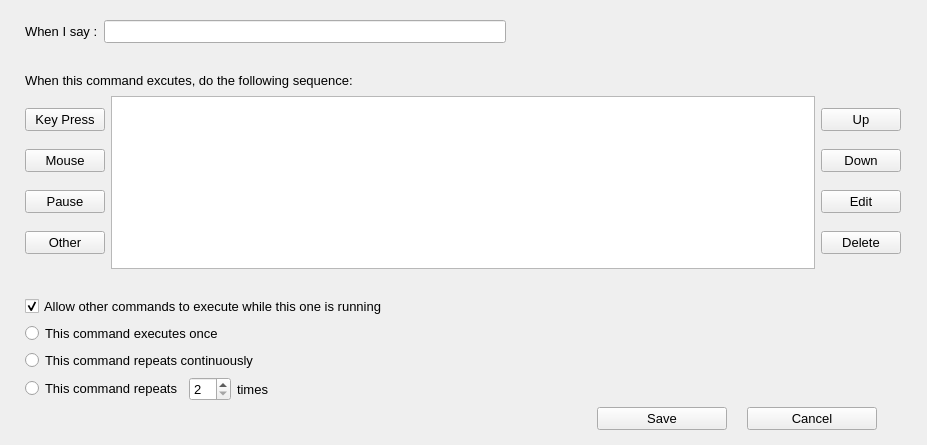
Qt form src/commandeditwnd.ui (stele95/LinVAM) before a commit.
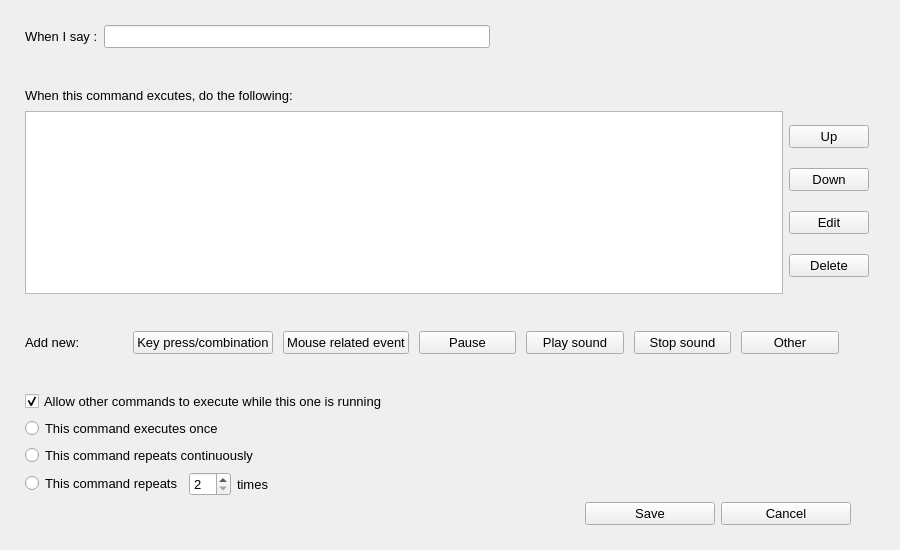
The same form after that commit.

The edit to the form file:
```diff
--- a/src/commandeditwnd.ui
+++ b/src/commandeditwnd.ui
@@ -6,8 +6,8 @@
    <rect>
     <x>0</x>
     <y>0</y>
-    <width>927</width>
-    <height>445</height>
+    <width>900</width>
+    <height>550</height>
    </rect>
   </property>
   <property name="font">
@@ -18,97 +18,23 @@
   <property name="windowTitle">
    <string>Command Edit Dialog</string>
   </property>
+  <property name="sizeGripEnabled">
+   <bool>false</bool>
+  </property>
   <layout class="QGridLayout" name="gridLayout">
    <property name="leftMargin">
     <number>25</number>
    </property>
    <property name="topMargin">
-    <number>20</number>
+    <number>25</number>
    </property>
    <property name="rightMargin">
-    <number>20</number>
+    <number>25</number>
    </property>
    <property name="bottomMargin">
-    <number>15</number>
+    <number>25</number>
    </property>
-   <item row="4" column="0" colspan="2">
-    <spacer name="verticalSpacer_2">
-     <property name="orientation">
-      <enum>Qt::Vertical</enum>
-     </property>
-     <property name="sizeHint" stdset="0">
-      <size>
-       <width>20</width>
-       <height>40</height>
-      </size>
-     </property>
-    </spacer>
-   </item>
-   <item row="2" column="0" colspan="2">
-    <layout class="QHBoxLayout" name="horizontalLayout_6">
-     <item>
-      <widget class="QLabel" name="label_2">
-       <property name="text">
-        <string>When this command excutes, do the following sequence:</string>
-       </property>
-      </widget>
-     </item>
-     <item>
-      <spacer name="horizontalSpacer_2">
-       <property name="orientation">
-        <enum>Qt::Horizontal</enum>
-       </property>
-       <property name="sizeHint" stdset="0">
-        <size>
-         <width>40</width>
-         <height>20</height>
-        </size>
-       </property>
-      </spacer>
-     </item>
-    </layout>
-   </item>
-   <item row="1" column="0">
-    <spacer name="verticalSpacer">
-     <property name="orientation">
-      <enum>Qt::Vertical</enum>
-     </property>
-     <property name="sizeHint" stdset="0">
-      <size>
-       <width>20</width>
-       <height>40</height>
-      </size>
-     </property>
-    </spacer>
-   </item>
-   <item row="0" column="0" colspan="8">
-    <layout class="QHBoxLayout" name="horizontalLayout">
-     <item>
-      <widget class="QLabel" name="label">
-       <property name="text">
-        <string>When I say :</string>
-       </property>
-      </widget>
-     </item>
-     <item>
-      <widget class="QLineEdit" name="say"/>
-     </item>
-     <item>
-      <spacer name="horizontalSpacer">
-       <property name="orientation">
-        <enum>Qt::Horizontal</enum>
-       </property>
-       <property name="sizeHint" stdset="0">
-        <size>
-         <width>40</width>
-         <height>20</height>
-        </size>
-       </property>
-      </spacer>
-     </item>
-    </layout>
-   </item>
-   <item row="6" column="0">
+   <item row="9" column="0">
     <layout class="QHBoxLayout" name="horizontalLayout_9">
      <item>
       <widget class="QRadioButton" name="oneExe">
@@ -135,120 +61,8 @@
      </item>
     </layout>
    </item>
-   <item row="7" column="0">
-    <layout class="QHBoxLayout" name="horizontalLayout_10">
-     <item>
-      <widget class="QRadioButton" name="continueExe">
-       <property name="text">
-        <string>This command repeats continuously</string>
-       </property>
-       <property name="autoExclusive">
-        <bool>true</bool>
-       </property>
-      </widget>
-     </item>
-     <item>
-      <spacer name="horizontalSpacer_5">
-       <property name="orientation">
-        <enum>Qt::Horizontal</enum>
-       </property>
-       <property name="sizeHint" stdset="0">
-        <size>
-         <width>40</width>
-         <height>20</height>
-        </size>
-       </property>
-      </spacer>
-     </item>
-    </layout>
-   </item>
-   <item row="8" column="0">
-    <layout class="QHBoxLayout" name="horizontalLayout_11">
-     <item>
-      <widget class="QRadioButton" name="repeatExe">
-       <property name="text">
-        <string>This command repeats</string>
-       </property>
-       <property name="autoExclusive">
-        <bool>true</bool>
-       </property>
-      </widget>
-     </item>
-     <item>
-      <widget class="QSpinBox" name="repeatCnt">
-       <property name="minimum">
-        <number>2</number>
-       </property>
-      </widget>
-     </item>
-     <item>
-      <widget class="QLabel" name="label_3">
-       <property name="text">
-        <string>times</string>
-       </property>
-      </widget>
-     </item>
-     <item>
-      <spacer name="horizontalSpacer_6">
-       <property name="orientation">
-        <enum>Qt::Horizontal</enum>
-       </property>
-       <property name="sizeHint" stdset="0">
-        <size>
-         <width>40</width>
-         <height>20</height>
-        </size>
-       </property>
-      </spacer>
-     </item>
-    </layout>
-   </item>
    <item row="3" column="0" colspan="7">
     <layout class="QHBoxLayout" name="horizontalLayout_7">
-     <item>
-      <layout class="QVBoxLayout" name="verticalLayout_5">
-       <item>
-        <widget class="QPushButton" name="keyBut">
-         <property name="text">
-          <string>Key Press</string>
-         </property>
-         <property name="autoDefault">
-          <bool>false</bool>
-         </property>
-        </widget>
-       </item>
-       <item>
-        <widget class="QPushButton" name="mouseBut">
-         <property name="text">
-          <string>Mouse</string>
-         </property>
-         <property name="autoDefault">
-          <bool>false</bool>
-         </property>
-        </widget>
-       </item>
-       <item>
-        <widget class="QPushButton" name="pauseBut">
-         <property name="text">
-          <string>Pause</string>
-         </property>
-         <property name="autoDefault">
-          <bool>false</bool>
-         </property>
-        </widget>
-       </item>
-       <item>
-        <widget class="QPushButton" name="otherBut">
-         <property name="text">
-          <string>Other</string>
-         </property>
-         <property name="autoDefault">
-          <bool>false</bool>
-         </property>
-        </widget>
-       </item>
-      </layout>
-     </item>
      <item>
       <widget class="QListWidget" name="actionsListWidget">
        <property name="font">
@@ -304,7 +118,85 @@
      </item>
     </layout>
    </item>
-   <item row="5" column="0" colspan="3">
+   <item row="2" column="0" colspan="2">
+    <layout class="QHBoxLayout" name="horizontalLayout_6">
+     <item>
+      <widget class="QLabel" name="label_2">
+       <property name="text">
+        <string>When this command excutes, do the following:</string>
+       </property>
+      </widget>
+     </item>
+     <item>
+      <spacer name="horizontalSpacer_2">
+       <property name="orientation">
+        <enum>Qt::Horizontal</enum>
+       </property>
+       <property name="sizeHint" stdset="0">
+        <size>
+         <width>40</width>
+         <height>20</height>
+        </size>
+       </property>
+      </spacer>
+     </item>
+    </layout>
+   </item>
+   <item row="11" column="0">
+    <layout class="QHBoxLayout" name="horizontalLayout_11">
+     <item>
+      <widget class="QRadioButton" name="repeatExe">
+       <property name="text">
+        <string>This command repeats</string>
+       </property>
+       <property name="autoExclusive">
+        <bool>true</bool>
+       </property>
+      </widget>
+     </item>
+     <item>
+      <widget class="QSpinBox" name="repeatCnt">
+       <property name="minimum">
+        <number>2</number>
+       </property>
+      </widget>
+     </item>
+     <item>
+      <widget class="QLabel" name="label_3">
+       <property name="text">
+        <string>times</string>
+       </property>
+      </widget>
+     </item>
+     <item>
+      <spacer name="horizontalSpacer_6">
+       <property name="orientation">
+        <enum>Qt::Horizontal</enum>
+       </property>
+       <property name="sizeHint" stdset="0">
+        <size>
+         <width>40</width>
+         <height>20</height>
+        </size>
+       </property>
+      </spacer>
+     </item>
+    </layout>
+   </item>
+   <item row="1" column="0">
+    <spacer name="verticalSpacer">
+     <property name="orientation">
+      <enum>Qt::Vertical</enum>
+     </property>
+     <property name="sizeHint" stdset="0">
+      <size>
+       <width>20</width>
+       <height>40</height>
+      </size>
+     </property>
+    </spacer>
+   </item>
+   <item row="8" column="0" colspan="3">
     <layout class="QHBoxLayout" name="horizontalLayout_8">
      <item>
       <widget class="QCheckBox" name="asyncChk">
@@ -331,11 +223,149 @@
      </item>
     </layout>
    </item>
-   <item row="12" column="0" colspan="3">
-    <layout class="QHBoxLayout" name="horizontalLayout_12">
+   <item row="7" column="0">
+    <spacer name="verticalSpacer_3">
+     <property name="orientation">
+      <enum>Qt::Vertical</enum>
+     </property>
+     <property name="sizeHint" stdset="0">
+      <size>
+       <width>20</width>
+       <height>40</height>
+      </size>
+     </property>
+    </spacer>
+   </item>
+   <item row="6" column="0" colspan="2">
+    <layout class="QHBoxLayout" name="horizontalLayout_2">
      <property name="spacing">
-      <number>20</number>
+      <number>10</number>
      </property>
+     <item>
+      <widget class="QLabel" name="label_4">
+       <property name="text">
+        <string>Add new:</string>
+       </property>
+      </widget>
+     </item>
+     <item>
+      <widget class="QPushButton" name="keyBtn">
+       <property name="text">
+        <string>Key press/combination</string>
+       </property>
+       <property name="autoDefault">
+        <bool>false</bool>
+       </property>
+      </widget>
+     </item>
+     <item>
+      <widget class="QPushButton" name="mouseBtn">
+       <property name="text">
+        <string>Mouse related event</string>
+       </property>
+       <property name="autoDefault">
+        <bool>false</bool>
+       </property>
+      </widget>
+     </item>
+     <item>
+      <widget class="QPushButton" name="pauseBtn">
+       <property name="text">
+        <string>Pause</string>
+       </property>
+       <property name="autoDefault">
+        <bool>false</bool>
+       </property>
+      </widget>
+     </item>
+     <item>
+      <widget class="QPushButton" name="playSoundBtn">
+       <property name="text">
+        <string>Play sound</string>
+       </property>
+       <property name="autoDefault">
+        <bool>false</bool>
+       </property>
+      </widget>
+     </item>
+     <item>
+      <widget class="QPushButton" name="stopSoundBtn">
+       <property name="text">
+        <string>Stop sound</string>
+       </property>
+       <property name="autoDefault">
+        <bool>false</bool>
+       </property>
+      </widget>
+     </item>
+     <item>
+      <widget class="QPushButton" name="otherBtn">
+       <property name="text">
+        <string>Other</string>
+       </property>
+       <property name="autoDefault">
+        <bool>false</bool>
+       </property>
+      </widget>
+     </item>
+    </layout>
+   </item>
+   <item row="0" column="0" colspan="8">
+    <layout class="QHBoxLayout" name="horizontalLayout" stretch="0,0,0">
+     <item>
+      <widget class="QLabel" name="label">
+       <property name="text">
+        <string>When I say :</string>
+       </property>
+      </widget>
+     </item>
+     <item>
+      <widget class="QLineEdit" name="say"/>
+     </item>
+     <item>
+      <spacer name="horizontalSpacer">
+       <property name="orientation">
+        <enum>Qt::Horizontal</enum>
+       </property>
+       <property name="sizeHint" stdset="0">
+        <size>
+         <width>40</width>
+         <height>20</height>
+        </size>
+       </property>
+      </spacer>
+     </item>
+    </layout>
+   </item>
+   <item row="10" column="0">
+    <layout class="QHBoxLayout" name="horizontalLayout_10" stretch="0,0">
+     <item>
+      <widget class="QRadioButton" name="continueExe">
+       <property name="text">
+        <string>This command repeats continuously</string>
+       </property>
+       <property name="autoExclusive">
+        <bool>true</bool>
+       </property>
+      </widget>
+     </item>
+     <item>
+      <spacer name="horizontalSpacer_5">
+       <property name="orientation">
+        <enum>Qt::Horizontal</enum>
+       </property>
+       <property name="sizeHint" stdset="0">
+        <size>
+         <width>40</width>
+         <height>20</height>
+        </size>
+       </property>
+      </spacer>
+     </item>
+    </layout>
+   </item>
+   <item row="15" column="0" colspan="4">
+    <layout class="QHBoxLayout" name="horizontalLayout_12">
      <item>
       <spacer name="horizontalSpacer_7">
        <property name="orientation">
@@ -383,6 +413,19 @@
      </item>
     </layout>
    </item>
+   <item row="4" column="0" colspan="2">
+    <spacer name="verticalSpacer_2">
+     <property name="orientation">
+      <enum>Qt::Vertical</enum>
+     </property>
+     <property name="sizeHint" stdset="0">
+      <size>
+       <width>20</width>
+       <height>40</height>
+      </size>
+     </property>
+    </spacer>
+   </item>
   </layout>
  </widget>
  <resources/>
```
